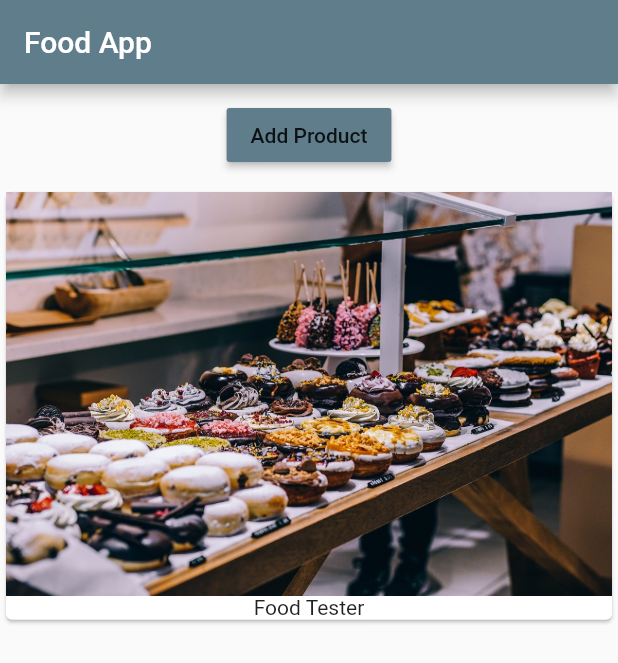
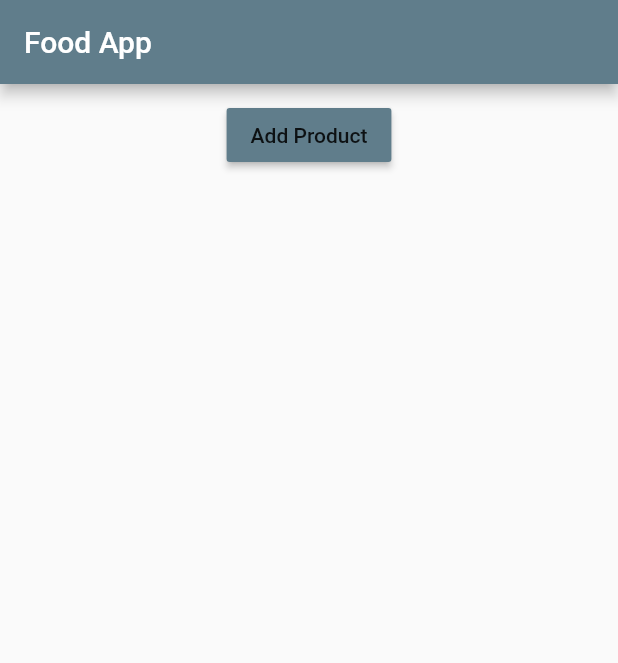
Before and after one commit to uzairnz/flutter_course, a Flutter app: the screen it shows after launch, on a phone screen of 412 x 824 dp. Shown: the top 663 px of the screen. Run offline on Flutter 3.47's test engine with Material 2 defaults, Android fonts, the phone set to English and light mode, and no system bars.

Commit message:
Starting Product Removed

```diff
--- a/lib/main.dart
+++ b/lib/main.dart
@@ -22,9 +22,7 @@ class MyApp extends StatelessWidget {
         appBar: AppBar(
           title: Text('Food App'),
         ),
-        body: ProductManager(
-          startingProduct: 'Food Tester',
-        ),
+        body: ProductManager(),
       ),
     );
   }
--- a/lib/products_manager.dart
+++ b/lib/products_manager.dart
@@ -4,7 +4,7 @@ import './product_control.dart';
 
 class ProductManager extends StatefulWidget {
   final String startingProduct;
-  ProductManager({this.startingProduct = 'Sweet Tester  '}) {
+  ProductManager({this.startingProduct}) {
     print('[ProductManager Widget] Constructor');
   }
   @override
@@ -19,7 +19,9 @@ class _ProductManagerState extends State<ProductManager> {
   @override
   void initState() {
     print('[ProductManager State] initState()');
+    if(widget.startingProduct != null){
     _products.add(widget.startingProduct);
+    }
     super.initState();
   }
 
```
